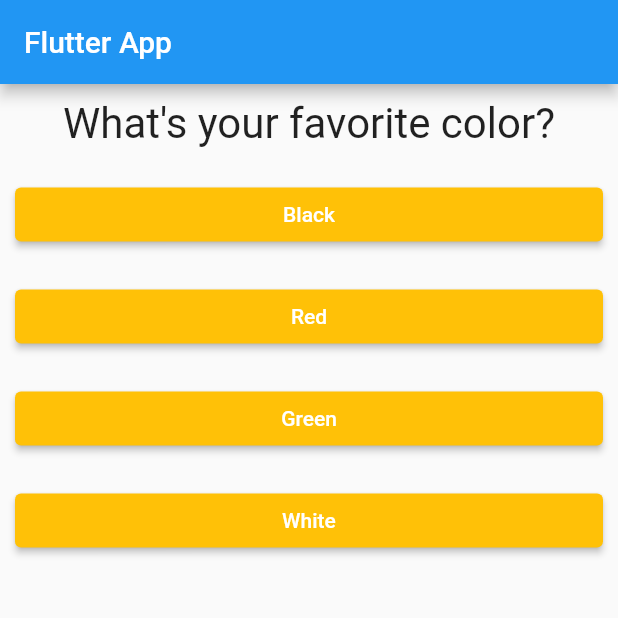
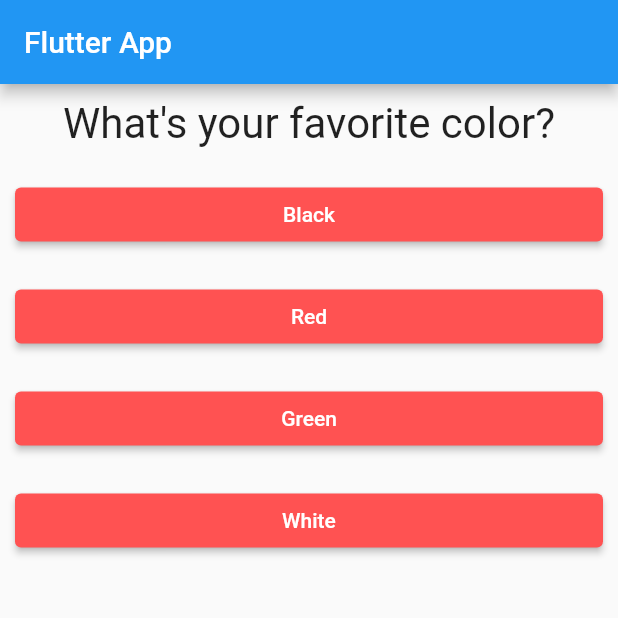
Before and after one commit to JackDarnell/first_flutter_app, a Flutter app: the screen it shows after launch, on a phone screen of 412 x 824 dp, the top half of it. Run offline on Flutter 3.47's test engine with Material 2 defaults, Android fonts, the phone set to English and light mode, and no system bars.

```diff
--- a/lib/answer.dart
+++ b/lib/answer.dart
@@ -16,7 +16,7 @@ class Answer extends StatelessWidget {
       child: ElevatedButton(
         child: Text(answerText),
         onPressed: selectHandler,
-        style: ElevatedButton.styleFrom(backgroundColor: Colors.amber),
+        style: ElevatedButton.styleFrom(backgroundColor: Colors.redAccent),
       ),
     );
   }
--- a/lib/main.dart
+++ b/lib/main.dart
@@ -30,7 +30,9 @@ class _MyAppState extends State<MyApp> {
   }
 
   Widget build(BuildContext context) {
-    var questions = [
+    final questions = [
+      //final means it can't be changed
+      //variables are all pointers also
       {
         'questionText': 'What\'s your favorite color?',
         'answers': ['Black', 'Red', 'Green', 'White']
--- a/lib/question.dart
+++ b/lib/question.dart
@@ -5,7 +5,7 @@ import 'package:flutter/material.dart';
 
 class Question extends StatelessWidget {
   final String questionText;
-  //final says this value will never change after constructor
+  //final says this value will never change after constructor, locked in during runtime
 
   Question(this.questionText); //constructor
 
```
Also changed, not shown: 3 other files.
